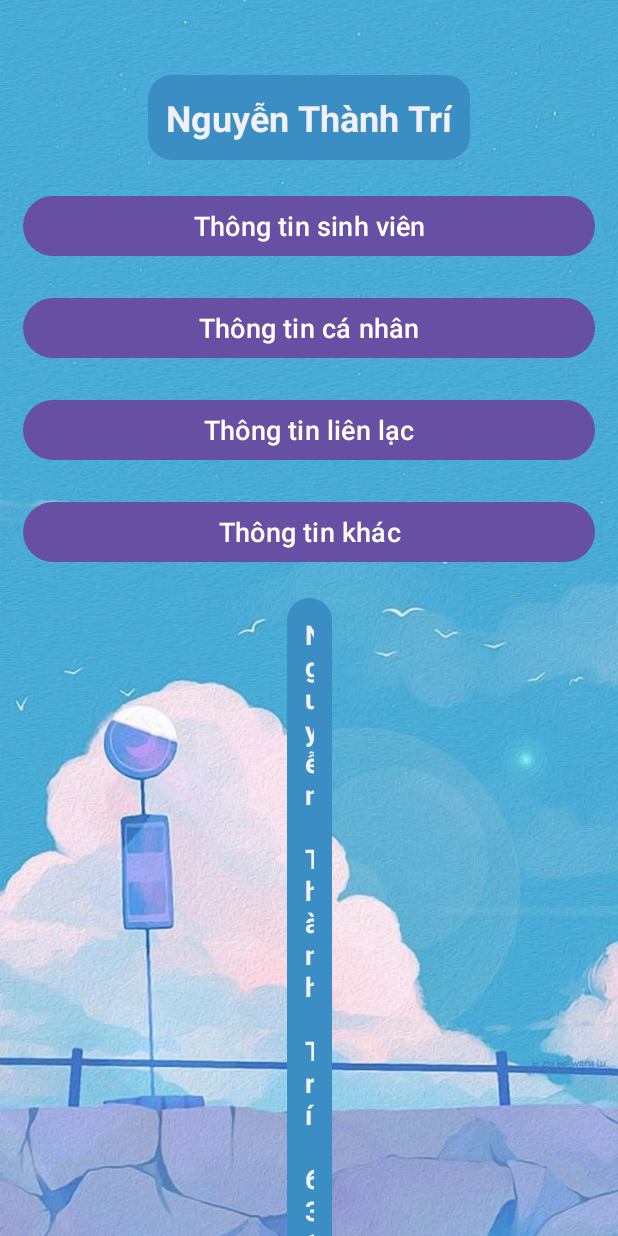
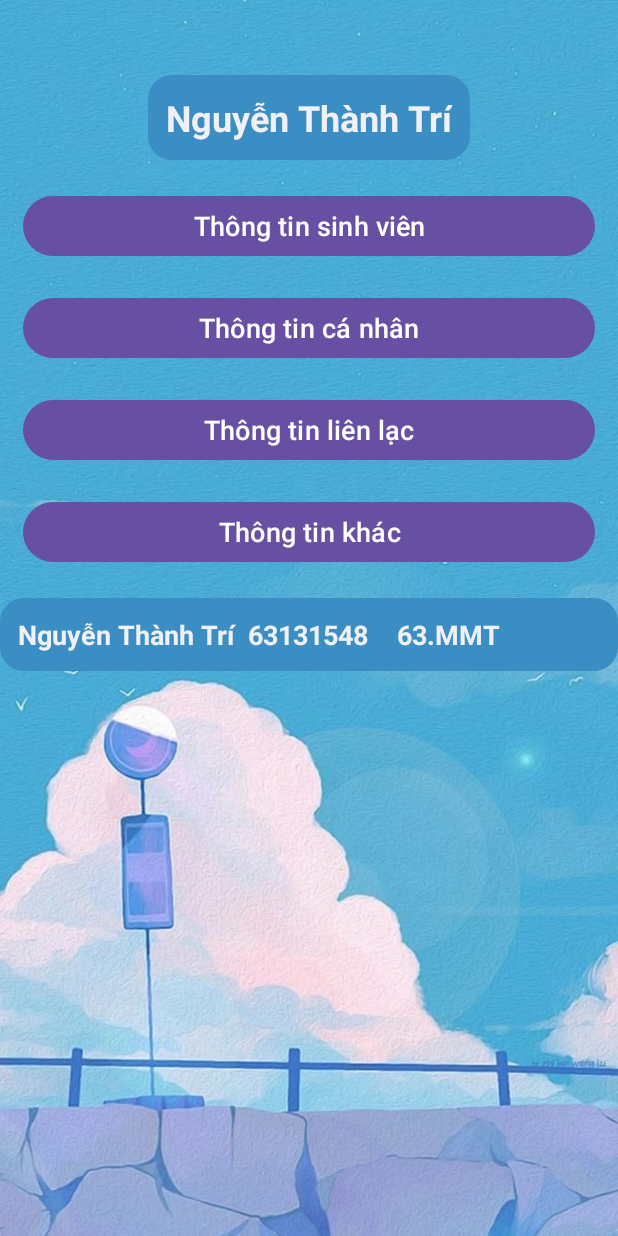
Before and after one commit to ngthanhtri/63131548-AndroidProgramming, an Android app: the screen it shows after launch (MainActivity), after a tap on "Thông tin sinh viên", on a phone screen of 412 x 824 dp. Run offline under Robolectric (Android 15) with nearby library versions, the phone set to English and light mode, and no system bars.

Commit message:
Điều chỉnh giao diện đẹp mắt

```diff
--- a/Cau3_AppGioiThieu/app/src/main/java/ntu/thanhtri63131548/MainActivity.java
+++ b/Cau3_AppGioiThieu/app/src/main/java/ntu/thanhtri63131548/MainActivity.java
@@ -29,33 +29,33 @@ public class MainActivity extends AppCompatActivity {
         btn1.setOnClickListener(new View.OnClickListener() {
             @Override
             public void onClick(View v) {
-                displayDetail(0);
+                hienthittct(0);
             }
         });
 
         btn2.setOnClickListener(new View.OnClickListener() {
             @Override
             public void onClick(View v) {
-                displayDetail(1);
+                hienthittct(1);
             }
         });
 
         btn3.setOnClickListener(new View.OnClickListener() {
             @Override
             public void onClick(View v) {
-                displayDetail(2);
+                hienthittct(2);
             }
         });
 
         btn4.setOnClickListener(new View.OnClickListener() {
             @Override
             public void onClick(View v) {
-                displayDetail(3);
+                hienthittct(3);
             }
         });
     }
 
-    private void displayDetail(int index) {
+    private void hienthittct(int index) {
         for (int i = 0; i < textViewArray.length; i++) {
             if (i == index) {
                 textViewArray[i].setVisibility(View.VISIBLE);
--- a/Cau3_AppGioiThieu/app/src/main/res/layout/activity_main.xml
+++ b/Cau3_AppGioiThieu/app/src/main/res/layout/activity_main.xml
@@ -92,7 +92,7 @@
 
     <TextView
         android:id="@+id/ttct0"
-        android:layout_width="30dp"
+        android:layout_width="0dp"
         android:layout_height="wrap_content"
         android:text="Nguyễn Thành Trí  63131548    63.MMT "
         android:textSize="18sp"
@@ -108,7 +108,7 @@
 
     <TextView
         android:id="@+id/ttct1"
-        android:layout_width="30dp"
+        android:layout_width="00dp"
         android:layout_height="wrap_content"
         android:text="Ngày sinh: 21/12/2002, Giới tính: Nam"
         android:textSize="18sp"
@@ -124,7 +124,7 @@
 
     <TextView
         android:id="@+id/ttct2"
-        android:layout_width="30dp"
+        android:layout_width="0dp"
         android:layout_height="wrap_content"
         android:text="Số điện thoại: 0123456789, Mail: tri.nt.63cntt@ntu.edu.vn"
         android:textSize="18sp"
@@ -139,7 +139,7 @@
 
     <TextView
         android:id="@+id/ttct3"
-        android:layout_width="30dp"
+        android:layout_width="0dp"
         android:layout_height="wrap_content"
         android:text="Sở thích: xxxxxxxx, Dự định: xxxxxxxxx"
         android:textSize="18sp"
```
